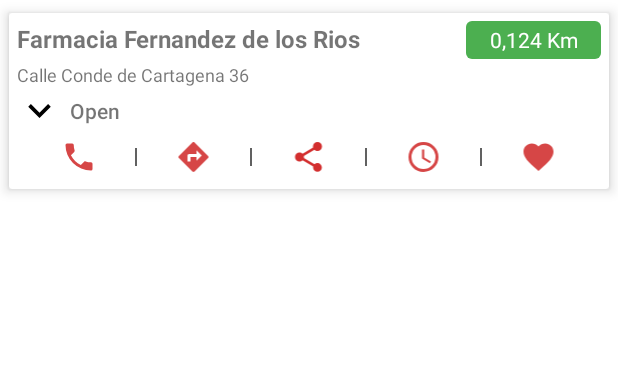
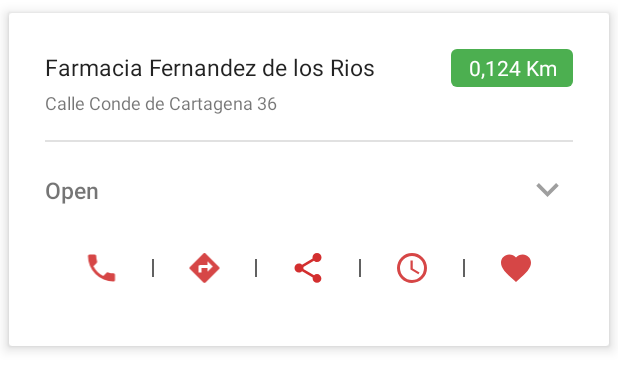
Before and after one commit to cahergil/Farmacias, an Android app: the layout row_tab_list.xml on its own in the app's theme, with its tools: preview values and no code run, on a phone screen of 412 x 824 dp. Shown: the top 390 px of the screen. Run offline under Robolectric (Android 15) with nearby library versions, the phone set to English and light mode, and no system bars.

Commit message:
Materialized Expansion Panel in ListTab

```diff
--- a/app/src/main/java/com/chernandezgil/farmacias/ui/activity/MainActivity.java
+++ b/app/src/main/java/com/chernandezgil/farmacias/ui/activity/MainActivity.java
@@ -192,8 +192,11 @@ public class MainActivity extends AllowMeActivity implements
         Util.LOGD(LOG_TAG, "onPause");
         super.onPause();
 
-        stopLocationUpdates();
-        mGoogleApiClient.disconnect();
+        if(mGoogleApiClient.isConnected()) {
+            stopLocationUpdates();
+            mGoogleApiClient.disconnect();
+        }
+
 
     }
 
--- a/app/src/main/res/layout/row_tab_list.xml
+++ b/app/src/main/res/layout/row_tab_list.xml
@@ -7,7 +7,7 @@
     android:layout_height="wrap_content"
     android:id="@+id/holderContainer"
     card_view:cardElevation="5dp"
-    app:contentPadding="5dp"
+    app:contentPadding="24dp"
     card_view:cardUseCompatPadding="true">
 
     <LinearLayout xmlns:android="http://schemas.android.com/apk/res/android"
@@ -28,10 +28,11 @@
                 android:layout_height="wrap_content"
                 android:layout_weight="4"
                 android:ellipsize="end"
-                android:lines="1"
-                android:textSize="16sp"
-                android:textStyle="bold"
+                android:maxLines="2"
+                android:textSize="15sp"
                 android:paddingRight="15dp"
+                android:textColor="@android:color/black"
+                android:alpha="0.87"
                 tools:text="Farmacia Fernandez de los Rios" />
 
             <TextView
@@ -57,6 +58,8 @@
                 android:layout_height="wrap_content"
                 android:layout_weight="4"
                 android:textSize="12sp"
+                android:textColor="@android:color/black"
+                android:alpha="0.54"
                 tools:text="Calle Conde de Cartagena 36" />
 
             <TextView
@@ -71,34 +74,51 @@
         </LinearLayout>
         <LinearLayout
             android:layout_width="match_parent"
+            android:layout_height="wrap_content"
+            android:layout_marginBottom="8dp"
+            android:layout_marginTop="16dp">
+            <View
+                android:layout_width="match_parent"
+                android:layout_height="1dp"
+                android:background="@android:color/black"
+                android:alpha="0.12"/>
+        </LinearLayout>
+
+        <LinearLayout
+            android:layout_width="match_parent"
             android:layout_height="wrap_content">
 
+            <TextView
+                android:id="@+id/tvOpen"
+                android:layout_width="0dp"
+                android:layout_height="48dp"
+                android:layout_weight="1"
+                android:textSize="15sp"
+                android:fontFamily="sans-serif-medium"
+                android:gravity="left|center_vertical"
+
+                tools:text="Open" />
             <ImageView
                 android:id="@+id/ivArrow"
                 android:layout_width="0dp"
                 android:layout_height="30dp"
                 android:layout_weight="0.1"
+                android:layout_gravity="center_vertical"
                 android:scaleType="fitStart"
+                android:alpha="0.38"
                 app:srcCompat="@drawable/arrow_down" />
 
-            <TextView
-                android:id="@+id/tvOpen"
-                android:layout_width="0dp"
-                android:layout_height="30dp"
-                android:layout_weight="1"
-                android:fontFamily="sans-serif-medium"
-                android:gravity="left|center_vertical"
 
-                tools:text="Open" />
 
         </LinearLayout>
         <LinearLayout
             android:id="@+id/optionsRow"
             android:layout_width="match_parent"
-            android:layout_height="wrap_content"
+            android:layout_height="48dp"
             android:layout_margin="4dp"
             android:orientation="horizontal"
             android:visibility="gone"
+            android:gravity="center_vertical"
             tools:visibility="visible">
 
             <ImageView
```
